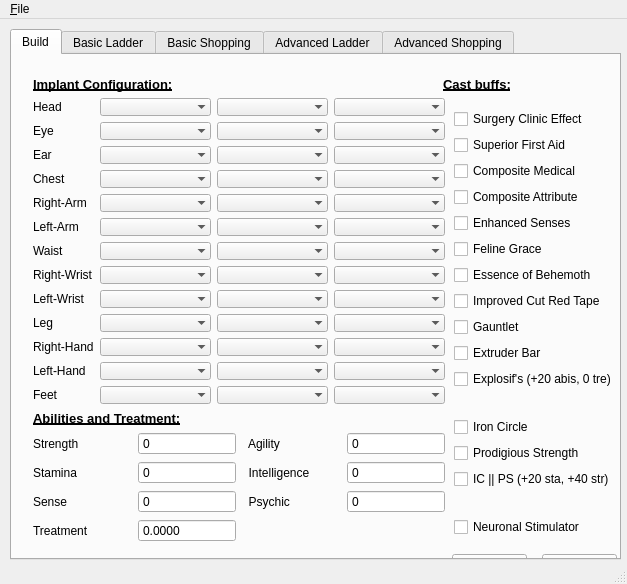
Old version of the form src/mainwindow.ui in the repository davghouse/AOLadderer.
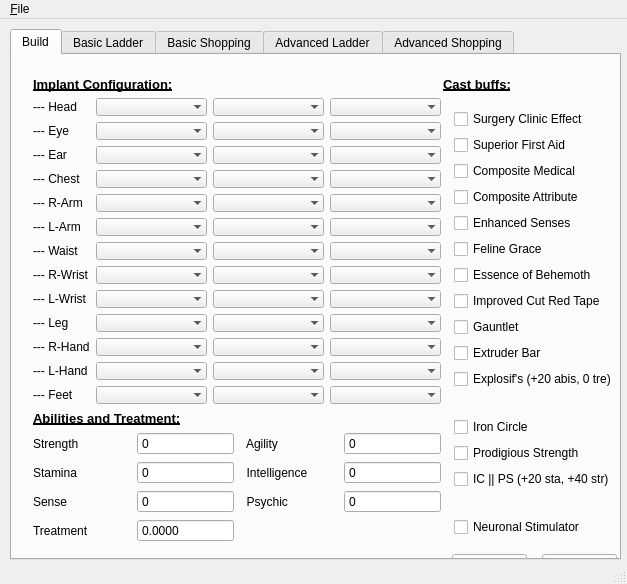
New version of the form. The open tabs and pages were chosen to show the change.

Commit message: Display required abilities in the build tab

Diff of the .ui file:
```diff
--- a/src/mainwindow.ui
+++ b/src/mainwindow.ui
@@ -300,7 +300,7 @@
        <rect>
         <x>10</x>
         <y>10</y>
-        <width>409</width>
+        <width>410</width>
         <height>484</height>
        </rect>
       </property>
@@ -352,7 +352,7 @@
             </font>
            </property>
            <property name="text">
-            <string notr="true">Head</string>
+            <string notr="true">--- Head</string>
            </property>
           </widget>
          </item>
@@ -699,7 +699,7 @@
             </font>
            </property>
            <property name="text">
-            <string notr="true">Eye</string>
+            <string notr="true">--- Eye</string>
            </property>
           </widget>
          </item>
@@ -987,7 +987,7 @@
          <item>
           <widget class="QLabel" name="label_3">
            <property name="text">
-            <string notr="true">Ear</string>
+            <string notr="true">--- Ear</string>
            </property>
           </widget>
          </item>
@@ -1152,7 +1152,7 @@
          <item>
           <widget class="QLabel" name="label_4">
            <property name="text">
-            <string notr="true">Chest</string>
+            <string notr="true">--- Chest</string>
            </property>
           </widget>
          </item>
@@ -1367,7 +1367,7 @@
          <item>
           <widget class="QLabel" name="label_5">
            <property name="text">
-            <string notr="true">Right-Arm</string>
+            <string notr="true">--- R-Arm</string>
            </property>
           </widget>
          </item>
@@ -1602,7 +1602,7 @@
          <item>
           <widget class="QLabel" name="label_6">
            <property name="text">
-            <string notr="true">Left-Arm</string>
+            <string notr="true">--- L-Arm</string>
            </property>
           </widget>
          </item>
@@ -1772,7 +1772,7 @@
          <item>
           <widget class="QLabel" name="label_7">
            <property name="text">
-            <string notr="true">Waist</string>
+            <string notr="true">--- Waist</string>
            </property>
           </widget>
          </item>
@@ -2012,7 +2012,7 @@
          <item>
           <widget class="QLabel" name="label_8">
            <property name="text">
-            <string notr="true">Right-Wrist</string>
+            <string notr="true">--- R-Wrist</string>
            </property>
           </widget>
          </item>
@@ -2217,7 +2217,7 @@
          <item>
           <widget class="QLabel" name="label_9">
            <property name="text">
-            <string notr="true">Left-Wrist</string>
+            <string notr="true">--- L-Wrist</string>
            </property>
           </widget>
          </item>
@@ -2367,7 +2367,7 @@
          <item>
           <widget class="QLabel" name="label_10">
            <property name="text">
-            <string notr="true">Leg</string>
+            <string notr="true">--- Leg</string>
            </property>
           </widget>
          </item>
@@ -2552,7 +2552,7 @@
          <item>
           <widget class="QLabel" name="label_11">
            <property name="text">
-            <string notr="true">Right-Hand</string>
+            <string notr="true">--- R-Hand</string>
            </property>
           </widget>
          </item>
@@ -2812,7 +2812,7 @@
          <item>
           <widget class="QLabel" name="label_12">
            <property name="text">
-            <string notr="true">Left-Hand</string>
+            <string notr="true">--- L-Hand</string>
            </property>
           </widget>
          </item>
@@ -2957,7 +2957,7 @@
          <item>
           <widget class="QLabel" name="label_13">
            <property name="text">
-            <string notr="true">Feet</string>
+            <string notr="true">--- Feet</string>
            </property>
           </widget>
          </item>
```
Left out of the diff: 36 changed lines with no effect on the pictures. The commit also changes 2 other files.
